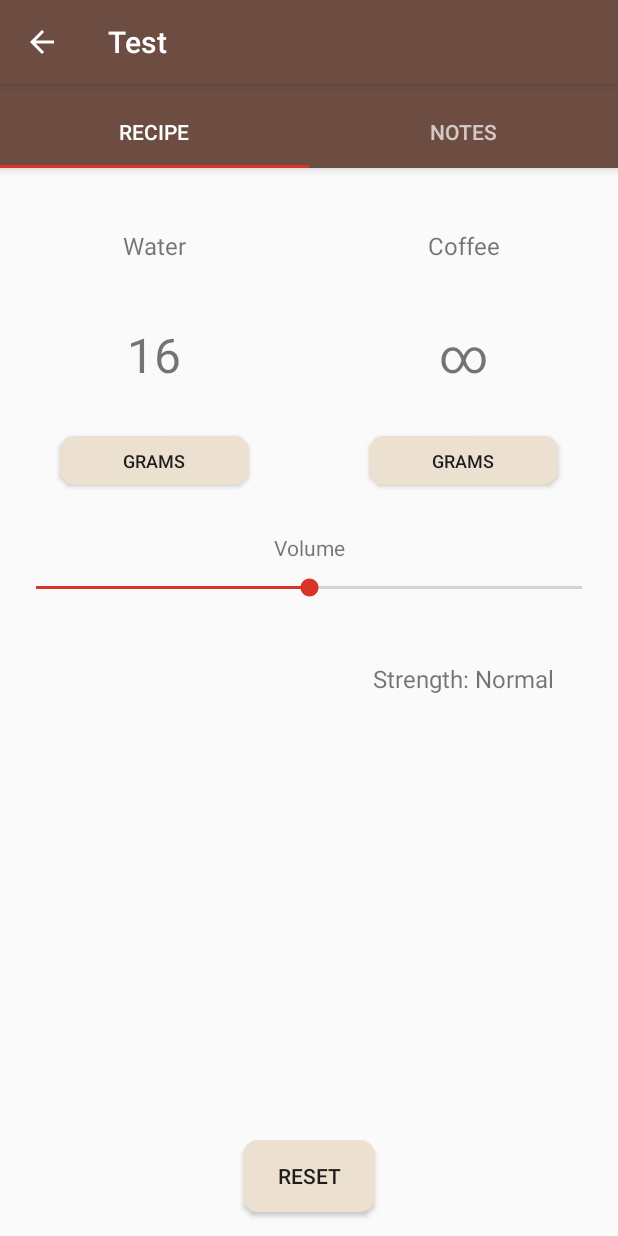
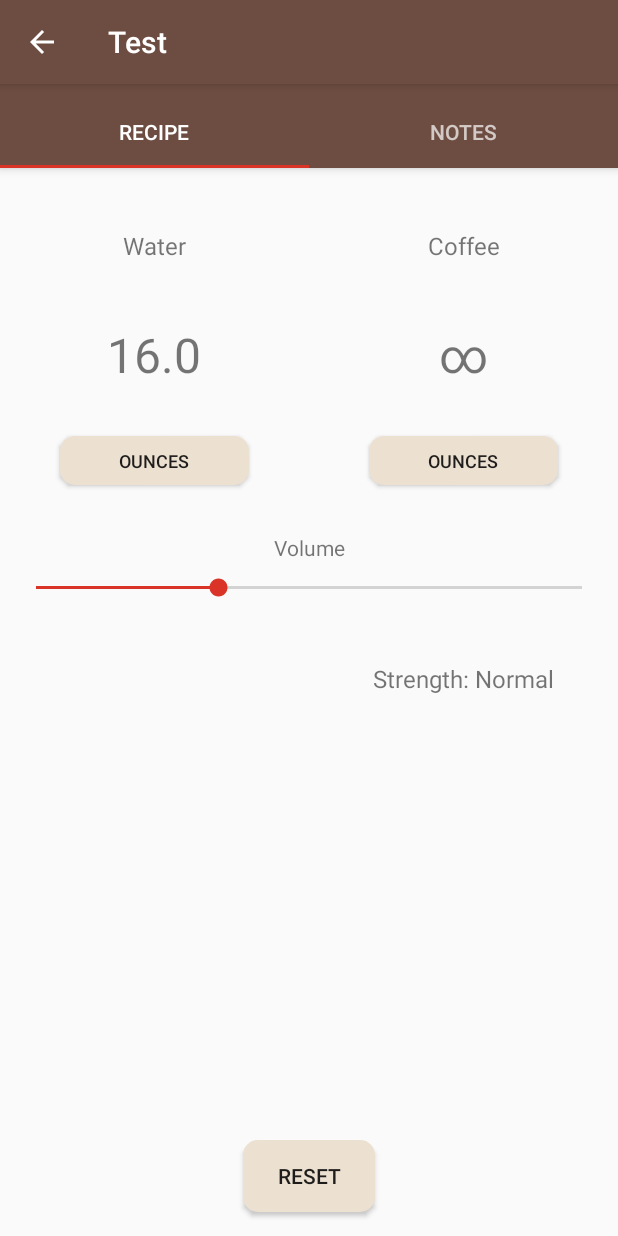
Before and after one commit to PeterEpsteen/CoffeeJournal, an Android app: the BrewRecipeFragment screen opened directly, with no data from a screen before it, after a tap on "START!", on a phone screen of 412 x 824 dp. Run offline under Robolectric (Android 15) with nearby library versions, the phone set to English and light mode, and no system bars; 2 statements that could not run were skipped; 2 other taps on this screen came first.

Commit message:
Got seekbar working - need to change the "Ratio" to seperate coffee and water

```diff
--- a/app/src/main/java/com/example/peter/coffeejournal/BrewRecipeFragment.java
+++ b/app/src/main/java/com/example/peter/coffeejournal/BrewRecipeFragment.java
@@ -12,6 +12,7 @@
 import android.view.ViewGroup;
 import android.widget.Button;
 import android.widget.ProgressBar;
+import android.widget.SeekBar;
 import android.widget.TextView;
 
 import java.text.DecimalFormat;
@@ -21,7 +22,7 @@
  * Use the {@link BrewRecipeFragment#newInstance} factory method to
  * create an instance of this fragment.
  */
-public class BrewRecipeFragment extends Fragment implements View.OnClickListener {
+public class BrewRecipeFragment extends Fragment implements View.OnClickListener, SeekBar.OnSeekBarChangeListener {
     // TODO: Rename parameter arguments, choose names that match
     // the fragment initialization parameters, e.g. ARG_ITEM_NUMBER
     private static final String ARG_PARAM1 = "param1";
@@ -33,13 +34,15 @@
 
     private BrewRecipe br;
     DBOperator db;
-    private int waterUnits = 16;
     TextView waterWeightTv, coffeeWeightTv, grindTv, strengthTv, textTimer, stepTv;
     CountDownTimer countDownTimer;
     ProgressBar barTimer;
-    Button startButton;
+    Button startButton, waterUnitsButton, coffeeUnitsButton;
     int bloomMinutes, bloomSeconds, brewSeconds;
     boolean brewFinished;
+    double waterUnits, coffeeUnits;
+    SeekBar scaleSlider;
+    int ratio;
 
 
 
@@ -91,9 +94,18 @@
         DecimalFormat df = new DecimalFormat("#.##");
         stepTv = rootView.findViewById(R.id.step_tv);
         coffeeWeightTv.setText(df.format(16.0/br.getRatio()));
+        waterUnits = 16;
+        scaleSlider = (SeekBar) rootView.findViewById(R.id.scaleSeekBar);
+        scaleSlider.setOnSeekBarChangeListener(this);
+        coffeeUnits = 16.0/br.getRatio();
         grindTv.setText(br.getGrind());
+        ratio = br.getRatio();
         textTimer = (TextView) rootView.findViewById(R.id.tvTimeCount);
         bloomSeconds = br.getBloomTime();
+        coffeeUnitsButton = (Button) rootView.findViewById(R.id.coffee_units_button);
+        waterUnitsButton = (Button) rootView.findViewById(R.id.water_units_button);
+        coffeeUnitsButton.setOnClickListener(this);
+        waterUnitsButton.setOnClickListener(this);
         brewSeconds = br.getBrewTime();
         if(bloomSeconds == 0) {
             TextView tv = rootView.findViewById(R.id.step_tv);
@@ -172,6 +184,7 @@
     @Override
     public void onClick(View v) {
         Button btn = (Button) v;
+        if (v == startButton) {
             switch (btn.getText().toString()) {
                 case "Start!":
                     startBloomTimer(bloomSeconds);
@@ -179,10 +192,80 @@
                     btn.setText("Reset");
                     break;
                 case "Reset":
-                ((BrewRecipeActivity)getActivity()).update();
+                    ((BrewRecipeActivity) getActivity()).update();
                     break;
             }
         }
 
+        else if (v == waterUnitsButton) {
+            if (waterUnitsButton.getText().toString().equalsIgnoreCase("Grams")) {
+                double oz = convertGramsToOz(Double.parseDouble(waterWeightTv.getText().toString()));
+                waterWeightTv.setText(String.format("%.1f", oz));
+                waterUnitsButton.setText("Ounces");
+            }
+            else {
+                double grams = convertOzToGrams(Double.parseDouble(waterWeightTv.getText().toString()));
+                waterWeightTv.setText(String.format("%.0f", grams));
+                waterUnitsButton.setText("Grams");
+            }
+        }
+
+        else if (v == coffeeUnitsButton) {
+            if (coffeeUnitsButton.getText().toString().equalsIgnoreCase("Grams")) {
+                double oz = convertGramsToOz(Double.parseDouble(coffeeWeightTv.getText().toString()));
+                coffeeWeightTv.setText(String.format("%.2f", oz));
+                coffeeUnitsButton.setText("Ounces");
+            }
+            else {
+                double grams = convertOzToGrams(Double.parseDouble(coffeeWeightTv.getText().toString()));
+                coffeeWeightTv.setText(String.format("%.0f", grams));
+                coffeeUnitsButton.setText("Grams");
+            }
+        }
+    }
+
+    public double convertGramsToOz(double grams) {
+        return 0.035274*grams;
+    }
+
+    public double convertOzToGrams(double oz) {
+        return oz * 28.35;
+    }
+
+
+    @Override
+    public void onProgressChanged(SeekBar seekBar, int progress, boolean fromUser) {
+
+        double multiplier = seekBar.getProgress()/100.0;
+        double waterWeight = 0;
+        double coffeeWeight = 0;
+        Log.i("Seekbar", "Multiplier: " + multiplier);
+        if (waterUnitsButton.getText().toString().equalsIgnoreCase("Ounces")) {
+          waterWeight = 16 * multiplier;
 
         }
+        else if (waterUnitsButton.getText().toString().equalsIgnoreCase("Grams")){
+              waterWeight = convertOzToGrams(16) * multiplier;
+
+        }
+        if (coffeeUnitsButton.getText().toString().equalsIgnoreCase("Ounces")){
+            coffeeWeight = (16.0/ratio) * multiplier;
+        }
+        else if (coffeeUnitsButton.getText().toString().equalsIgnoreCase("Grams")) {
+            coffeeWeight = (convertOzToGrams(16.0)/ratio) * multiplier;
+        }
+        waterWeightTv.setText(String.format("%.2f", waterWeight));
+        coffeeWeightTv.setText(String.format("%.2f", coffeeWeight));
+
+    }
+
+    @Override
+    public void onStartTrackingTouch(SeekBar seekBar) {
+
+    }
+
+    @Override
+    public void onStopTrackingTouch(SeekBar seekBar) {
+
+    }
+}
--- a/app/src/main/res/layout/fragment_brew_recipe.xml
+++ b/app/src/main/res/layout/fragment_brew_recipe.xml
@@ -78,7 +78,7 @@
             app:layout_constraintTop_toBottomOf="@id/water_weight_text_view"
             app:layout_constraintRight_toLeftOf="@id/coffee_units_button"
             android:gravity="center"
-            android:text="Grams"/>
+            android:text="Ounces"/>
 
 
         <Button
@@ -95,7 +95,7 @@
             app:layout_constraintLeft_toRightOf="@id/water_units_button"
             app:layout_constraintBottom_toBottomOf="@id/water_units_button"
             android:gravity="center"
-            android:text="Grams"
+            android:text="Ounces"
             app:layout_constraintRight_toRightOf="parent"/>
 
         <LinearLayout
@@ -118,9 +118,9 @@
                 />
 
             <SeekBar
-                android:id="@+id/seekBar"
-                android:max="100"
-                android:progress="50"
+                android:id="@+id/scaleSeekBar"
+                android:max="300"
+                android:progress="100"
                 android:layout_width="match_parent"
                 android:layout_height="wrap_content"
                 android:layout_margin="8dp"
```
Lines whose indentation alone changed are shown as unchanged.
